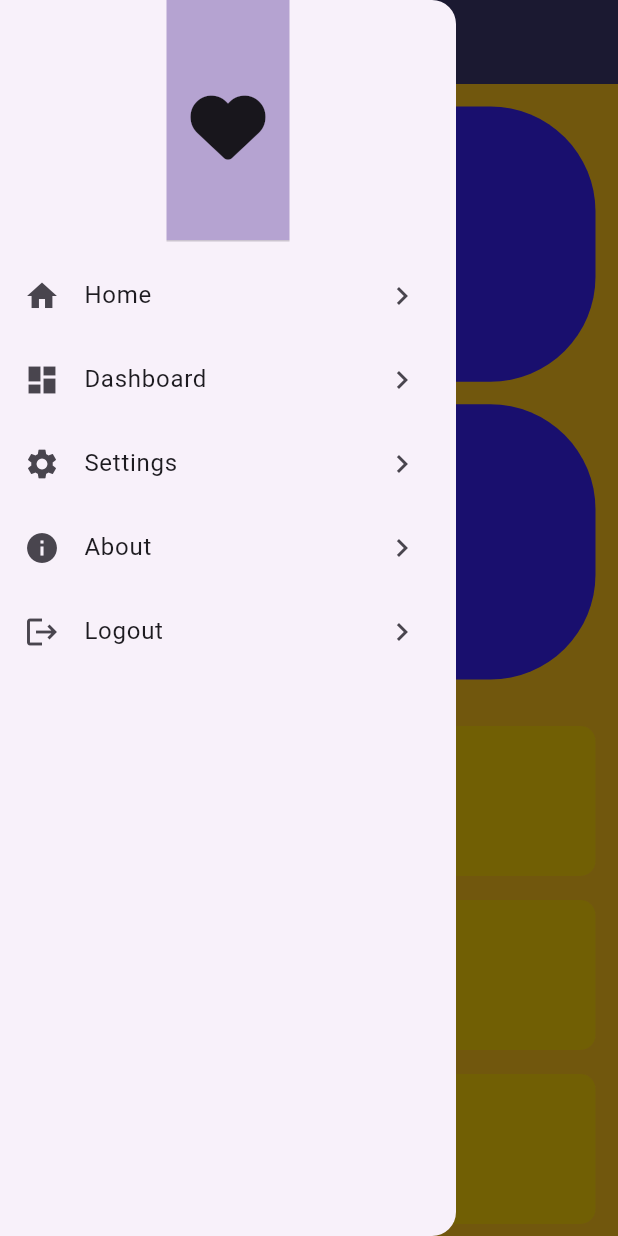
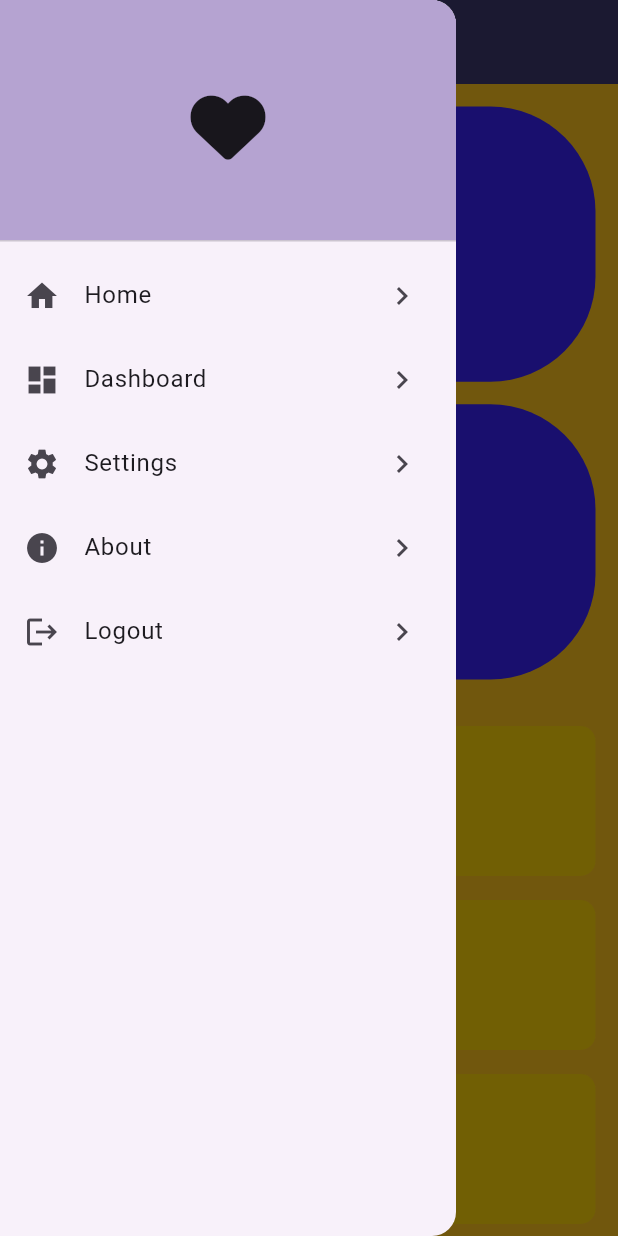
Before and after one commit to Devsaci/ts_sect3_responsive_desing, a Flutter app: the screen it shows after launch, with the side drawer open, on a phone screen of 412 x 824 dp. Run offline on Flutter 3.47's test engine with Material 3 defaults, Android fonts, the light colour scheme and no system bars; our stand-ins replace font_awesome_flutter.

Commit message:
return Drawer

```diff
--- a/lib/view/widgets/custom_drawer.dart
+++ b/lib/view/widgets/custom_drawer.dart
@@ -17,9 +17,9 @@ class CostumDrawer extends StatelessWidget {
 
   @override
   Widget build(BuildContext context) {
-    return const Drawer(
-      child: Column(
-        children: [
+    return Drawer(
+      child: ListView(
+        children: const [
           DrawerHeader(
             decoration: BoxDecoration(
               color: Color.fromRGBO(180, 161, 208, 0.98),
```
